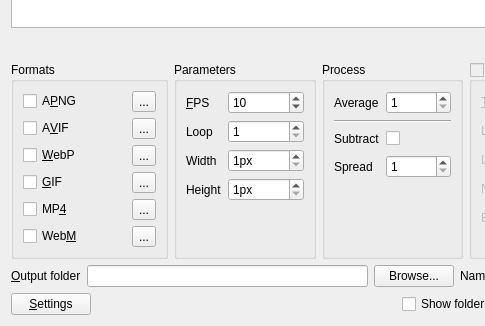
This is mainframe.ui in EthanChappel/HQ-Animate as Qt 5 draws it before an edit; both pictures show x 0 to 485 and y 374 to 700 of the 650 by 700 pixel window. The edited form follows.
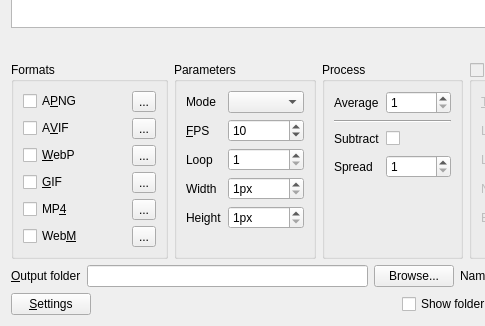
This is the edited form.

Commit message: Add loop and rock animation modes.

Patch:
```diff
--- a/mainframe.ui
+++ b/mainframe.ui
@@ -865,7 +865,7 @@
         <string>Parameters</string>
        </property>
        <layout class="QFormLayout" name="formLayout_2">
-        <item row="0" column="0">
+        <item row="1" column="0">
          <widget class="QLabel" name="duration_label">
           <property name="text">
            <string>&amp;FPS</string>
@@ -875,7 +875,7 @@
           </property>
          </widget>
         </item>
-        <item row="0" column="1">
+        <item row="1" column="1">
          <widget class="QSpinBox" name="duration_spinbox">
           <property name="sizePolicy">
            <sizepolicy hsizetype="Expanding" vsizetype="Fixed">
@@ -894,7 +894,7 @@
           </property>
          </widget>
         </item>
-        <item row="1" column="0">
+        <item row="2" column="0">
          <widget class="QLabel" name="loop_label">
           <property name="text">
            <string>Loop</string>
@@ -904,7 +904,7 @@
           </property>
          </widget>
         </item>
-        <item row="1" column="1">
+        <item row="2" column="1">
          <widget class="QSpinBox" name="loop_spinner">
           <property name="sizePolicy">
            <sizepolicy hsizetype="Expanding" vsizetype="Fixed">
@@ -920,7 +920,7 @@
           </property>
          </widget>
         </item>
-        <item row="2" column="0">
+        <item row="3" column="0">
          <widget class="QLabel" name="width_label">
           <property name="text">
            <string>Width</string>
@@ -930,7 +930,7 @@
           </property>
          </widget>
         </item>
-        <item row="3" column="0">
+        <item row="4" column="0">
          <widget class="QLabel" name="height_label">
           <property name="text">
            <string>Height</string>
@@ -940,20 +940,20 @@
           </property>
          </widget>
         </item>
-        <item row="2" column="1">
-         <widget class="QSpinBox" name="width_spinner">
-          <property name="suffix">
-           <string>px</string>
-          </property>
-          <property name="minimum">
-           <number>1</number>
-          </property>
-          <property name="maximum">
-           <number>16383</number>
-          </property>
-         </widget>
-        </item>
         <item row="3" column="1">
+         <widget class="QSpinBox" name="width_spinner">
+          <property name="suffix">
+           <string>px</string>
+          </property>
+          <property name="minimum">
+           <number>1</number>
+          </property>
+          <property name="maximum">
+           <number>16383</number>
+          </property>
+         </widget>
+        </item>
+        <item row="4" column="1">
          <widget class="QSpinBox" name="height_spinner">
           <property name="suffix">
            <string>px</string>
@@ -966,6 +966,19 @@
           </property>
          </widget>
         </item>
+        <item row="0" column="1">
+         <widget class="QComboBox" name="mode_combo"/>
+        </item>
+        <item row="0" column="0">
+         <widget class="QLabel" name="mode_label">
+          <property name="text">
+           <string>Mode</string>
+          </property>
+          <property name="buddy">
+           <cstring>mode_combo</cstring>
+          </property>
+         </widget>
+        </item>
        </layout>
       </widget>
      </item>
```
The commit also changes 5 other files.
